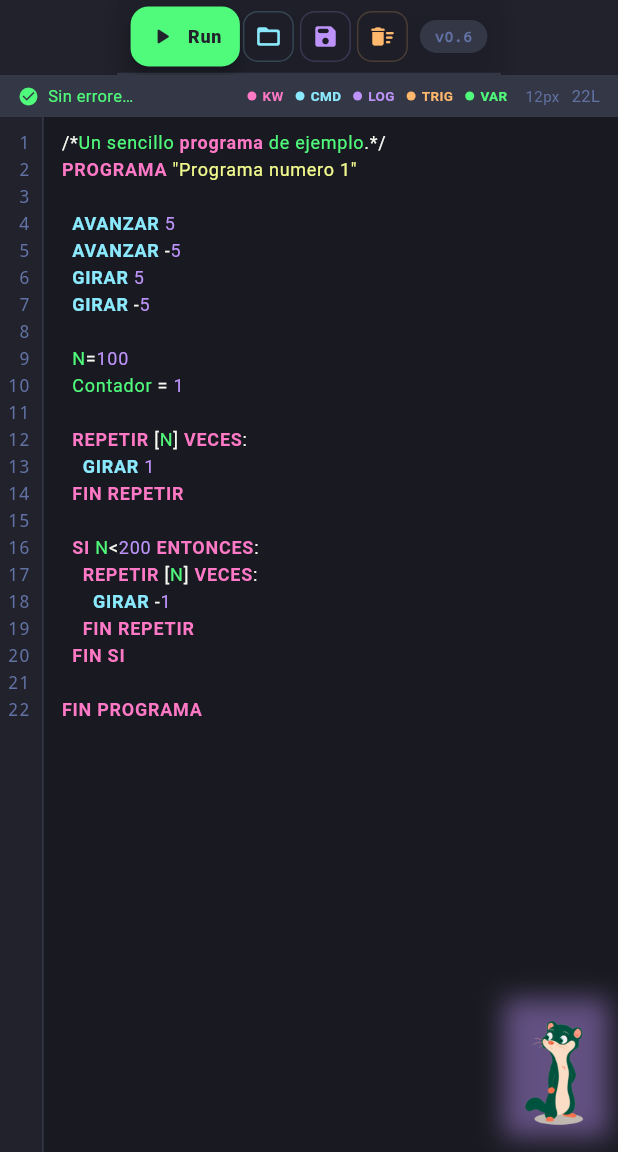
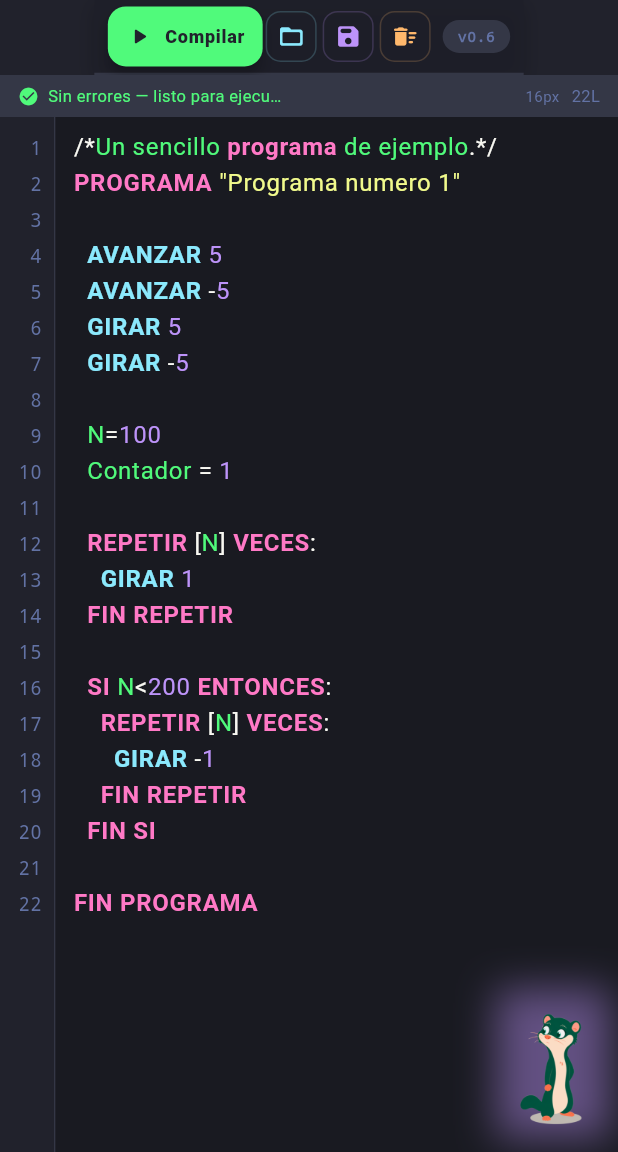
Before and after one commit to Sebastian542/Stem_Bosque, a Flutter app: the screen it shows after launch, on a phone screen of 412 x 824 dp, the part 84-1236 px from its top. Run offline on Flutter 3.47's test engine with Material 3 defaults, Android fonts, the phone set to English and light mode, and no system bars; our stand-ins replace cloud_firestore, file_picker, firebase_auth, firebase_core, flutter_animate, flutter_blue_plus and 4 more; missing offline and left inert: dart:html; accounts and stored records are empty.

Commit message:
Ajuste de pantallas a diferentes dispositivos

```diff
--- a/lib/ui/screens/ide_screen.dart
+++ b/lib/ui/screens/ide_screen.dart
@@ -797,9 +797,10 @@ FIN PROGRAMA''';
               ),
               Positioned(
                 right:  r.isCompact ? 8 : 16,
-                bottom: _compiledSuccess
-                    ? (r.isCompact ? 72 : 88)
-                    : (r.isCompact ? 12 : 20),
+                bottom: MediaQuery.viewPaddingOf(context).bottom +
+                    (_compiledSuccess
+                        ? (r.isCompact ? 72 : 88)
+                        : (r.isCompact ? 12 : 20)),
                 child: Transform.scale(
                   scale: r.vampiritoScale,
                   alignment: Alignment.bottomRight,
--- a/lib/ui/utils/responsive.dart
+++ b/lib/ui/utils/responsive.dart
@@ -117,17 +117,18 @@ class Responsive {
   }
 
   double get codeFontSize {
-    if (isCompact) return 12;
-    if (isMedium) return 13.5;
+    if (isCompact) return 16;
+    if (isMedium) return 16;
     return 15;
   }
 
-  double get gutterWidth => isCompact ? 28 : isMedium ? 36 : 44;
+  double get gutterWidth => isCompact ? 36 : isMedium ? 36 : 44;
 
+  /// Escala de Tita. En el teléfono queda contenida para no tapar el editor.
   double get vampiritoScale {
-    if (isLandscapePhone) return 0.45;
-    if (isCompact) return 0.55;
-    if (isMedium) return 0.8;
+    if (isLandscapePhone) return 0.55;
+    if (isCompact) return 0.85;
+    if (isMedium) return 0.85;
     return 1.0;
   }
 
--- a/lib/ui/widgets/code_editor_validated.dart
+++ b/lib/ui/widgets/code_editor_validated.dart
@@ -316,7 +316,12 @@ class _ValidatedCodeEditorState extends State<ValidatedCodeEditor> {
                 children: [
                   _buildLineNumbers(),
                   Container(width: 1, color: AppTheme.currentLine),
-                  Expanded(child: _buildTextField()),
+                  Expanded(
+                    child: LayoutBuilder(
+                      builder: (context, constraints) =>
+                          _buildTextField(constraints.maxWidth),
+                    ),
+                  ),
                 ],
               ),
             ),
@@ -326,13 +331,20 @@ class _ValidatedCodeEditorState extends State<ValidatedCodeEditor> {
     );
   }
 
-  Widget _buildTextField() {
-    final minEditorWidth = MediaQuery.sizeOf(context).width * 1.5;
+  Widget _buildTextField(double availableWidth) {
+    final screen = MediaQuery.sizeOf(context).width;
+    final compact = screen < 600;
+    final wideCanvas = (screen * 1.5).clamp(600.0, 2000.0);
+    final width = !availableWidth.isFinite || availableWidth <= 0
+        ? screen
+        : compact
+            ? availableWidth
+            : (availableWidth > wideCanvas ? availableWidth : wideCanvas);
 
     return SingleChildScrollView(
       scrollDirection: Axis.horizontal,
       child: SizedBox(
-        width: minEditorWidth.clamp(600, 2000),
+        width: width,
         child: TextField(
           controller:       widget.controller,
           focusNode:        _focusNode,
@@ -409,7 +421,7 @@ class _ValidatedCodeEditorState extends State<ValidatedCodeEditor> {
                     '$num',
                     style: TextStyle(
                       fontFamily: _fontFamily,
-                      fontSize:   12,
+                      fontSize:   _fontSize * 0.8,
                       color: isError
                           ? AppTheme.red
                           : isCurrent
@@ -465,8 +477,10 @@ class _ValidatedCodeEditorState extends State<ValidatedCodeEditor> {
             ),
           ),
           const Spacer(),
-          _buildLegend(),
-          const SizedBox(width: 12),
+          if (!context.responsive.isCompact) ...[
+            _buildLegend(),
+            const SizedBox(width: 12),
+          ],
           Text(
             '${_fontSize.round()}px',
             style: const TextStyle(fontSize: 10, color: AppTheme.comment),
--- a/lib/ui/widgets/toolbar.dart
+++ b/lib/ui/widgets/toolbar.dart
@@ -43,11 +43,8 @@ class Toolbar extends StatelessWidget {
         scrollDirection: Axis.horizontal,
         child: Row(
           children: [
-            // Botón principal: Ejecutar
             _buildActionButton(
-              label: isRunning
-                  ? (r.denseControls ? '...' : 'Ejecutando...')
-                  : (r.denseControls ? 'Run' : 'Ejecutar'),
+              label: isRunning ? 'Compilando...' : 'Compilar',
               icon: isRunning ? Icons.stop_rounded : Icons.play_arrow_rounded,
               color: isRunning ? AppTheme.red : AppTheme.green,
               onPressed: onRun,
```
Also changed, not shown: lib/ui/widgets/tita.dart (+28 -12 lines).
